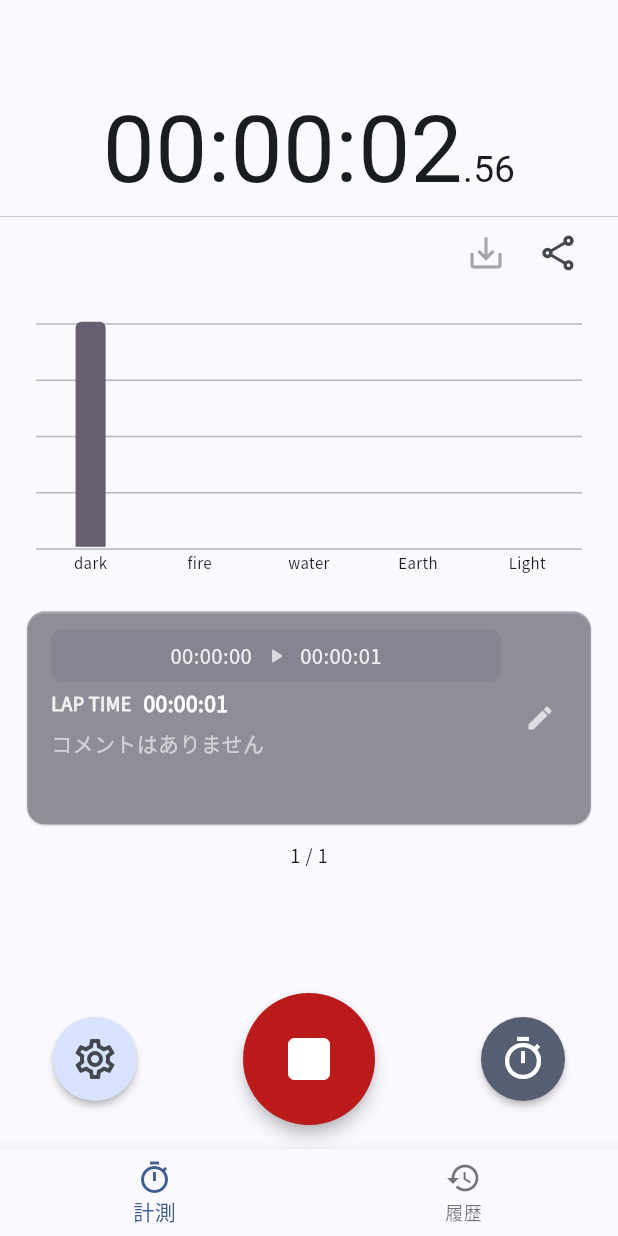
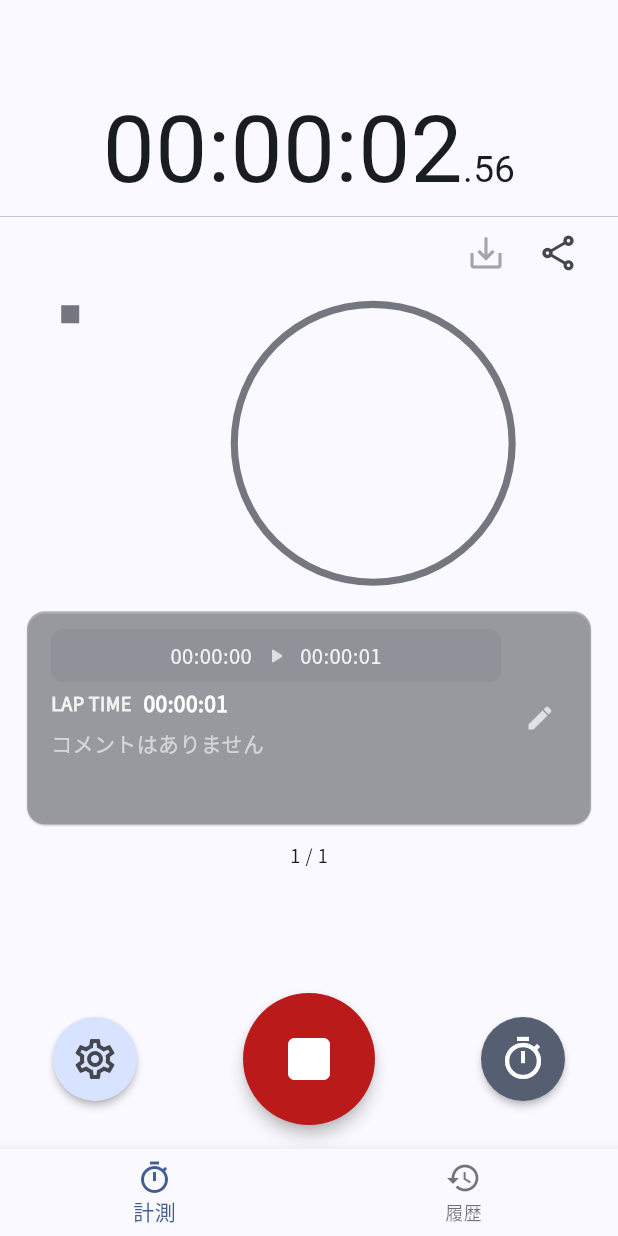
Before and after one commit to kmzk-dev/activity_watch, a Flutter app: the screen it shows after launch, after a tap on the "play arrow" icon, after a tap on the "timer" icon, on a phone screen of 412 x 824 dp. Run offline on Flutter 3.47's test engine with Material 3 defaults, Android fonts, the phone set to English and light mode, and no system bars; our stand-ins replace google_fonts, share_plus, shared_preferences, vibration, visibility_detector; missing offline and left inert: flutter_foreground_task.

Commit message:
feat(chart): Improve log summary chart UI and add dark mode support
This commit introduces several enhancements to the log summary chart (`LogColorSummaryChart`):

- Changed chart type from bar graph to donut chart for improved visibility.
- Updated chart layout to "legend on the left, chart body on the right."
- Improved initial display when no data is present to show all colors equally divided.
- Simplified the legend to display only color keys, removing text labels.
- Made the donut chart's hole size adjustable.
- Modified `colorLabels` to adapt to system theme (light/dark) by only changing `color_constants.dart`.

Additionally, related improvements include:
- Adjusted the default display of `LogCardCarousel` for when no data exists.
- Changed the display for empty comments in `LogCardItem` to be blank.

```diff
--- a/lib/screens/widgets/log_card_carousel.dart
+++ b/lib/screens/widgets/log_card_carousel.dart
@@ -2,10 +2,11 @@
 import 'package:flutter/material.dart';
 import '../../models/log_entry.dart'; // LogEntryモデル
 import 'log_card_item.dart'; // LogCardItemウィジェット
+import '../../theme/color_constants.dart'; // colorLabels をインポート
 
 class LogCardCarousel extends StatelessWidget {
-  final List<LogEntry> logs; // 表示するログのリスト (表示したい順序で渡されることを期待)
-  final Function(int pageViewIndex) onEditLog; // 各ログカードの編集ボタンが押されたときのコールバック
+  final List<LogEntry> logs;
+  final Function(int pageViewIndex) onEditLog;
   final PageController? pageController;
   final Function(int page)? onPageChanged;
 
@@ -22,19 +23,34 @@ class LogCardCarousel extends StatelessWidget {
     final Color listBackgroundColor = Theme.of(context).scaffoldBackgroundColor;
 
     if (logs.isEmpty) {
-      return Center(
+      // データがない場合、ダミーのLogEntryを作成して表示
+      final LogEntry dummyLog = LogEntry(
+        actualSessionStartTime: DateTime(1970), // 固定の過去日時、または DateTime.now()
+        startTime: '前回の時間',
+        endTime: 'ラップした時間',
+        memo: ' ', // メモは空（「なにもないこと」を示す）
+        colorLabelName: colorLabels.keys.isNotEmpty
+            ? colorLabels.keys.first // colorLabelsから最初のキーを使用
+            : 'dark', // colorLabelsが空の場合のフォールバック
+      );
+      dummyLog.calculateDuration(); // duration を 0 に設定
+
+      // PageView.builder内のPaddingと合わせて、単一のカードを表示
+      return Container(
+        color: listBackgroundColor, // 背景色を適用
+        alignment: Alignment.center, // 中央に配置
         child: Padding(
-          padding: const EdgeInsets.all(16.0),
-          child: Text(
-            'NO DATA',
-            style: Theme.of(context).textTheme.bodySmall?.copyWith(
-                  color: Colors.grey[700],
-                ),
+          padding: const EdgeInsets.symmetric(horizontal: 8.0, vertical: 4.0),
+          child: LogCardItem(
+            log: dummyLog,
+            logIndex: -1, // ダミーのインデックス（編集不可を示す）
+            onEdit: (_) {}, // 編集ボタンは何もしない
           ),
         ),
       );
     }
 
+    // データがある場合は、これまで通りPageView.builderで表示
     return Container(
       color: listBackgroundColor,
       child: PageView.builder(
@@ -42,16 +58,12 @@ class LogCardCarousel extends StatelessWidget {
         itemCount: logs.length,
         onPageChanged: onPageChanged,
         itemBuilder: (context, index) {
-          // PageViewのindexは、渡されたlogsリストのindexと一致する。
-          // 呼び出し側(stopwatch_screen.dart)で表示順を制御したリストを渡す。
           final log = logs[index];
-          // onEditLogに渡すindexは、この表示用リストのindex。
-          // 呼び出し側で、このindexを元の_logsリストの実際のindexにマッピングする。
           return Padding(
             padding: const EdgeInsets.symmetric(horizontal: 8.0, vertical: 4.0),
             child: LogCardItem(
               log: log,
-              logIndex: index, // 表示用リストのインデックスを渡す
+              logIndex: index,
               onEdit: onEditLog,
             ),
           );
--- a/lib/screens/widgets/log_color_summary_chart.dart
+++ b/lib/screens/widgets/log_color_summary_chart.dart
@@ -1,8 +1,8 @@
 // lib/screens/widgets/log_color_summary_chart.dart
 import 'package:flutter/material.dart';
-import 'dart:math'; // max関数とmin関数を使用するためにインポート
-import '../../models/log_entry.dart'; // LogEntryモデル
-import '../../theme/color_constants.dart'; // colorLabelsを使用
+import 'dart:math';
+import '../../models/log_entry.dart';
+import '../../theme/color_constants.dart';
 
 class LogColorSummaryChart extends StatelessWidget {
   final List<LogEntry> logs;
@@ -14,7 +14,6 @@ class LogColorSummaryChart extends StatelessWidget {
 
   Map<String, Duration> _calculateColorLabelDurations() {
     final Map<String, Duration> colorDurations = {};
-    // colorLabels からキーを取得して初期化
     for (var labelName in colorLabels.keys) {
       colorDurations[labelName] = Duration.zero;
     }
@@ -23,7 +22,8 @@ class LogColorSummaryChart extends StatelessWidget {
         if (log.duration != null) {
           if (colorDurations.containsKey(log.colorLabelName)) {
             colorDurations[log.colorLabelName] =
-                (colorDurations[log.colorLabelName] ?? Duration.zero) + log.duration!;
+                (colorDurations[log.colorLabelName] ?? Duration.zero) +
+                    log.duration!;
           }
         }
       }
@@ -36,209 +36,142 @@ class LogColorSummaryChart extends StatelessWidget {
       return Duration.zero;
     }
     return logs.fold(
-        Duration.zero, (previousValue, log) => previousValue + (log.duration ?? Duration.zero));
+        Duration.zero,
+        (previousValue, log) =>
+            previousValue + (log.duration ?? Duration.zero));
   }
 
   @override
   Widget build(BuildContext context) {
-    final ThemeData theme = Theme.of(context); // テーマを取得
-    final ColorScheme colorScheme = theme.colorScheme; // カラーキームを取得
-    final TextTheme textTheme = theme.textTheme; // テキストテーマを取得
+    final ThemeData theme = Theme.of(context);
+    final ColorScheme colorScheme = theme.colorScheme;
+    final TextTheme textTheme = theme.textTheme;
+    final Color chartBackgroundColor = theme.canvasColor;
 
-    final Map<String, Duration> colorLabelDurations = _calculateColorLabelDurations();
-    final Duration totalSessionDuration = _calculateTotalSessionDuration();
-    final double totalSessionDurationInSeconds = totalSessionDuration.inSeconds > 0 ? totalSessionDuration.inSeconds.toDouble() : 1.0;
+    Map<String, Duration> displayColorDurations;
+    Duration displayTotalSessionDuration;
 
-    const double initialMinBarHeight = 2.0;
+    Map<String, Duration> actualColorDurations = _calculateColorLabelDurations();
+    Duration actualTotalSessionDuration = _calculateTotalSessionDuration();
+
+    if (logs.isEmpty || actualTotalSessionDuration.inSeconds == 0) {
+      if (colorLabels.isEmpty) {
+        return Center(
+          child: Padding(
+            padding: const EdgeInsets.all(16.0),
+            child: Text(
+              '色定義がありません',
+              style: textTheme.bodyMedium?.copyWith(color: colorScheme.onSurfaceVariant),
+            ),
+          ),
+        );
+      }
+      displayColorDurations = {};
+      const Duration equalShareDuration = Duration(seconds: 1);
+      int numberOfColors = 0;
+      for (var labelName in colorLabels.keys) {
+        displayColorDurations[labelName] = equalShareDuration;
+        numberOfColors++;
+      }
+      displayTotalSessionDuration = Duration(seconds: numberOfColors * equalShareDuration.inSeconds);
+      if (displayTotalSessionDuration.inSeconds == 0 && numberOfColors > 0) {
+          displayTotalSessionDuration = const Duration(seconds: 1);
+      }
+    } else {
+      displayColorDurations = actualColorDurations;
+      displayTotalSessionDuration = actualTotalSessionDuration;
+    }
+
+    final List<MapEntry<String, Duration>> validEntries = displayColorDurations
+        .entries
+        .where((entry) => entry.value.inSeconds > 0)
+        .toList();
+
+    if (displayTotalSessionDuration.inSeconds == 0 || (colorLabels.isNotEmpty && validEntries.isEmpty)) {
+      return Center(
+        child: Padding(
+          padding: const EdgeInsets.all(16.0),
+          child: Text(
+            '表示するデータがありません (期間0またはエントリなし)',
+            style: textTheme.bodyMedium?.copyWith(color: colorScheme.onSurfaceVariant),
+          ),
+        ),
+      );
+    }
 
     return LayoutBuilder(
       builder: (context, constraints) {
-        final double totalAvailableHeight = constraints.maxHeight;
-        List<Widget> chartItems = [];
+        final double availableHeight = constraints.maxHeight;
 
-        final double widgetVerticalMargin = 8.0 * 2;
-        final double heightAfterWidgetMargin = max(0, totalAvailableHeight - widgetVerticalMargin);
+        return Padding(
+          padding: const EdgeInsets.symmetric(horizontal: 8.0, vertical: 8.0),
+          child: Row(
+            crossAxisAlignment: CrossAxisAlignment.center,
+            children: <Widget>[
+              // 左側: 凡例 (色付きの四角のみ)
+              Expanded(
+                flex: 1, // 凡例エリアの幅を少し狭く調整 (例: flex 1)
+                child: Container(
+                  height: availableHeight,
+                  child: ListView.builder(
+                    itemCount: validEntries.length,
+                    itemBuilder: (context, index) {
+                      final entry = validEntries[index];
+                      final String labelName = entry.key; // labelName は色の取得に必要
+                      final Color color = colorLabels[labelName] ?? Colors.grey;
 
-        final double containerInternalVerticalPadding = 8.0 * 2;
-        final double stackAreaHeight = max(0, heightAfterWidgetMargin - containerInternalVerticalPadding);
-
-        const double labelTextSize = 10.0;
-        final textPainter = TextPainter(
-          text: TextSpan(text: "X", style: TextStyle(fontSize: labelTextSize, color: textTheme.bodySmall?.color)),
-          textDirection: Directionality.of(context),
-          textScaler: MediaQuery.textScalerOf(context),
-        )..layout(minWidth: 0, maxWidth: double.infinity);
-        final double actualLabelTextHeight = textPainter.size.height;
-
-        const double paddingBelowBar = 4.0;
-        final double nonBarElementsHeight = actualLabelTextHeight + paddingBelowBar;
-        final double safetyBuffer = 8.0;
-
-        final bool canShowLabelAndPadding = stackAreaHeight >= (nonBarElementsHeight + initialMinBarHeight + safetyBuffer);
-
-        double maxBarHeight; // バーが取りうる最大の高さ
-        if (canShowLabelAndPadding) {
-          maxBarHeight = stackAreaHeight - nonBarElementsHeight - safetyBuffer;
-        } else {
-          maxBarHeight = stackAreaHeight - safetyBuffer;
-        }
-        maxBarHeight = max(0, maxBarHeight);
-
-        if (logs.isEmpty) {
-          // colorLabels はユーザー定義の色なので、そのまま使用
-          colorLabels.forEach((labelName, defaultColor) {
-            chartItems.add(
-              Expanded(
-                child: Padding(
-                  padding: const EdgeInsets.symmetric(horizontal: 2.0),
-                  child: Column(
-                    mainAxisAlignment: MainAxisAlignment.end,
-                    children: <Widget>[
-                      Container(
-                        width: 20.0,
-                        height: initialMinBarHeight, // 初期表示のバーの高さ
-                        decoration: BoxDecoration(
-                          // 修正: ログがない場合のバーの色。テーマのアクセントカラーや無効化された色などを検討
-                          // defaultColor は colorLabels からの色なので、ここではそれを薄くして使用。
-                          // よりテーマに合わせるなら、colorScheme.surfaceVariant や theme.disabledColor などを使用。
-                          color: defaultColor.withAlpha((255 * 0.3).round()), // ★修正: withOpacity(0.3) から変更 (alpha: 77)
-                          // color: colorScheme.surfaceVariant.withAlpha((255 * 0.5).round()), // テーマに合わせた代替案 (alpha: 128)
-                          borderRadius: const BorderRadius.only(
-                            topLeft: Radius.circular(4.0),
-                            topRight: Radius.circular(4.0),
-                          ),
+                      return Padding(
+                        padding: const EdgeInsets.symmetric(vertical: 3.0), // アイテム間の上下の余白
+                        child: Row( // 中央揃えのため、Rowでラップすることも検討
+                          mainAxisAlignment: MainAxisAlignment.center, // 四角を中央に
+                          children: [
+                            Container(
+                              width: 12, // 四角の幅
+                              height: 12, // 四角の高さ
+                              decoration: BoxDecoration(
+                                color: color,
+                                shape: BoxShape.rectangle, // または BoxShape.circle
+                                // borderRadius: BorderRadius.circular(2.0), // 四角の場合
+                              ),
+                            ),
+                          ],
                         ),
-                      ),
-                      if (canShowLabelAndPadding) ...[
-                        const SizedBox(height: paddingBelowBar),
-                        Text(
-                          labelName,
-                          style: TextStyle(
-                            fontSize: labelTextSize,
-                            // 修正: ログがない場合のラベルテキストの色。textThemeの補助的な色を使用。
-                            color: textTheme.bodySmall?.color?.withAlpha((255 * 0.7).round()) ?? colorScheme.onSurface.withAlpha((255 * 0.7).round()), // ★修正: withOpacity(0.7) から変更 (alpha: 179)
-                          ),
-                          textAlign: TextAlign.center,
-                          overflow: TextOverflow.ellipsis,
-                          maxLines: 1,
-                        ),
-                      ]
-                    ],
+                      );
+                    },
                   ),
                 ),
               ),
-            );
-          });
-        } else {
-          // colorLabels はユーザー定義の色なので、そのまま使用
-          colorLabels.forEach((labelName, defaultColor) {
-            final Duration duration = colorLabelDurations[labelName] ?? Duration.zero;
-            // barColor は colorLabels からの色なので、そのまま使用
-            final Color barColor = defaultColor;
+              const SizedBox(width: 8), // 凡例とグラフの間のスペースを少し調整
 
-            final double barHeightRatio = totalSessionDurationInSeconds > 0 && duration.inSeconds > 0
-                ? (duration.inSeconds / totalSessionDurationInSeconds)
-                : 0.0;
-
-            double finalBarHeight = maxBarHeight * barHeightRatio;
-
-            if (duration.inSeconds > 0 && finalBarHeight < initialMinBarHeight && maxBarHeight >= initialMinBarHeight) {
-              finalBarHeight = initialMinBarHeight;
-            } else if (duration.inSeconds == 0 && logs.isNotEmpty) {
-                 finalBarHeight = 0;
-            }
-            finalBarHeight = max(0, min(finalBarHeight, maxBarHeight));
-
-            chartItems.add(
+              // 右側: 円グラフ
               Expanded(
-                child: Padding(
-                  padding: const EdgeInsets.symmetric(horizontal: 2.0),
-                  child: Column(
-                    mainAxisAlignment: MainAxisAlignment.end,
-                    children: <Widget>[
-                      Container(
-                        width: 20.0,
-                        height: finalBarHeight,
-                        decoration: BoxDecoration(
-                          color: barColor, // colorLabels の色をそのまま使用
-                          borderRadius: const BorderRadius.only(
-                            topLeft: Radius.circular(4.0),
-                            topRight: Radius.circular(4.0),
+                flex: 4, // グラフエリアの幅を少し広く調整 (例: flex 4)
+                child: Container(
+                  height: availableHeight,
+                  child: LayoutBuilder(
+                    builder: (context, chartConstraints) {
+                      final double chartDiameter = min(chartConstraints.maxWidth, chartConstraints.maxHeight);
+                      if (chartDiameter <= 10) {
+                        return const SizedBox.shrink();
+                      }
+                      return Center(
+                        child: SizedBox(
+                          width: chartDiameter,
+                          height: chartDiameter,
+                          child: CustomPaint(
+                            painter: PieChartPainter(
+                              colorDurations: displayColorDurations,
+                              totalDuration: displayTotalSessionDuration,
+                              colorMapping: colorLabels,
+                              backgroundColor: chartBackgroundColor,
+                              holeRadiusRatio: 0.95,
+                            ),
                           ),
                         ),
-                      ),
-                      if (canShowLabelAndPadding) ...[
-                        const SizedBox(height: paddingBelowBar),
-                        Text(
-                          labelName,
-                          style: TextStyle(
-                            fontSize: labelTextSize,
-                            // 修正: ログがある場合のラベルテキストの色。textTheme の標準的な色を使用。
-                            color: textTheme.bodySmall?.color ?? colorScheme.onSurface,
-                          ),
-                          textAlign: TextAlign.center,
-                          overflow: TextOverflow.ellipsis,
-                          maxLines: 1,
-                        ),
-                      ]
-                    ],
+                      );
+                    },
                   ),
                 ),
-              ),
-            );
-          });
-        }
-
-        List<Widget> gridLines = [];
-        // --- 罫線描画ロジック ---
-        double gridLineDrawingAreaHeight;
-        double gridLineBottomOffsetAnchor;
-
-        if (canShowLabelAndPadding) {
-            gridLineDrawingAreaHeight = stackAreaHeight - nonBarElementsHeight - safetyBuffer;
-            gridLineBottomOffsetAnchor = nonBarElementsHeight;
-        } else {
-            gridLineDrawingAreaHeight = stackAreaHeight - safetyBuffer;
-            gridLineBottomOffsetAnchor = 0;
-        }
-        gridLineDrawingAreaHeight = max(0, gridLineDrawingAreaHeight);
-
-        if (gridLineDrawingAreaHeight < 4.0 && stackAreaHeight > safetyBuffer + 4.0) {
-             gridLineDrawingAreaHeight = 4.0;
-        }
-
-        if (gridLineDrawingAreaHeight > 1.0) {
-            for (int i = 0; i <= 4; i++) {
-                double relativeOffset = (gridLineDrawingAreaHeight / 4) * i;
-                double bottomOffset = gridLineBottomOffsetAnchor + relativeOffset;
-
-                if (bottomOffset <= stackAreaHeight - safetyBuffer + 0.5 && bottomOffset >= gridLineBottomOffsetAnchor -0.5) {
-                    gridLines.add(
-                        Positioned(
-                        bottom: bottomOffset,
-                        left: 0,
-                        right: 0,
-                        child: Container(
-                            height: 1.0,
-                            // 修正: 罫線の色。テーマの区切り線色 (dividerColor) や薄いグレーを使用。
-                            color: theme.dividerColor.withAlpha((255 * 0.5).round()), // ★修正: withOpacity(0.5) から変更 (alpha: 128)
-                            // color: Colors.grey[300], // 修正前: ハードコードされたグレー
-                        ),
-                        ),
-                    );
-                }
-            }
-        }
-
-        return Container(
-          margin: EdgeInsets.symmetric(horizontal: 16.0, vertical: widgetVerticalMargin / 2),
-          padding: EdgeInsets.all(containerInternalVerticalPadding / 2),
-          child: Stack(
-            children: [
-              ...gridLines,
-              Row(
-                crossAxisAlignment: CrossAxisAlignment.end,
-                children: chartItems,
               ),
             ],
           ),
@@ -247,3 +180,55 @@ class LogColorSummaryChart extends StatelessWidget {
     );
   }
 }
+
+class PieChartPainter extends CustomPainter {
+  final Map<String, Duration> colorDurations;
+  final Duration totalDuration;
+  final Map<String, Color> colorMapping;
+  final Color backgroundColor;
+  final double holeRadiusRatio;
+
+  PieChartPainter({
+    required this.colorDurations,
+    required this.totalDuration,
+    required this.colorMapping,
+    required this.backgroundColor,
+    this.holeRadiusRatio = 0.9,
+  });
+
+  @override
+  void paint(Canvas canvas, Size size) {
+    if (totalDuration.inSeconds == 0) return;
+
+    double startAngle = -pi / 2;
+
+    final Paint sectionPaint = Paint()..style = PaintingStyle.fill;
+    final Rect rect = Rect.fromLTWH(0, 0, size.width, size.height);
+
+    colorDurations.forEach((labelName, duration) {
+      if (duration.inSeconds > 0) {
+        final double sweepAngle = (duration.inSeconds / totalDuration.inSeconds) * 2 * pi;
+        sectionPaint.color = colorMapping[labelName] ?? Colors.grey;
+        canvas.drawArc(rect, startAngle, sweepAngle, true, sectionPaint);
+        startAngle += sweepAngle;
+      }
+    });
+
+    if (holeRadiusRatio > 0.0 && holeRadiusRatio < 1.0) {
+      final double holeRadius = (size.width / 2) * holeRadiusRatio;
+      if (holeRadius > 0) {
+        final Paint holePaint = Paint()..color = backgroundColor;
+        canvas.drawCircle(Offset(size.width / 2, size.height / 2), holeRadius, holePaint);
+      }
+    }
+  }
+
+  @override
+  bool shouldRepaint(covariant PieChartPainter oldDelegate) {
+    return oldDelegate.colorDurations != colorDurations ||
+           oldDelegate.totalDuration != totalDuration ||
+           oldDelegate.colorMapping != colorMapping ||
+           oldDelegate.backgroundColor != backgroundColor ||
+           oldDelegate.holeRadiusRatio != holeRadiusRatio;
+  }
+}
--- a/lib/theme/color_constants.dart
+++ b/lib/theme/color_constants.dart
@@ -1,15 +1,33 @@
 // lib/theme/color_constants.dart
+import 'package:flutter/material.dart';
+import 'package:flutter/scheduler.dart'; // SchedulerBinding を使用するためにインポート
+import '../theme.dart'; // MaterialTheme とそのスキーム定義をインポート
 
-import 'package:flutter/material.dart';
+Map<String, Color> get colorLabels {
+  // 現在のプラットフォームの明るさを取得
+  // 注意: これはアプリがテーマモードをオーバーライドしている場合には追従しません。
+  // アプリのテーマがシステム追従であれば、これで問題ありません。
+  final Brightness platformBrightness = SchedulerBinding.instance.platformDispatcher.platformBrightness;
 
-// ログのカテゴリ別ラベルカラー (既存の定義)
-// こちらも新しいパレットに合わせて調整するか、既存のままにするか検討が必要です。
-// 例として、一部新しいパレットの色を参照するように変更しています。
-const Map<String, Color> colorLabels = {
-  'dark': Color.fromARGB(255, 102, 93, 112), // デフォルトの色をパレットのParagraphに
-  // 以下は従来の定義例 (必要に応じて調整)
-  'fire': Color.fromARGB(255, 206, 26, 26), // より明確な赤など
-  'water': Color.fromARGB(255, 88, 107, 177),
-  'Earth': Color.fromARGB(255, 69, 134, 92),
-  'Light': Color.fromARGB(255, 146, 125, 2),
-};
+  if (platformBrightness == Brightness.dark) {
+    // ダークモード時の色定義
+    final darkScheme = MaterialTheme.darkScheme(); // lib/theme.dart からダークスキームを取得
+    return {
+      'dark': darkScheme.outline,
+      'fire': darkScheme.error,
+      'water': darkScheme.primary,
+      'Earth': darkScheme.tertiaryContainer,
+      'Light': darkScheme.secondary,
+    };
+  } else {
+    // ライトモード時の色定義
+    final lightScheme = MaterialTheme.lightScheme();
+    return {
+      'dark': lightScheme.outline,
+      'fire': lightScheme.error,
+      'water': lightScheme.primary,
+      'Earth': lightScheme.tertiaryContainer,
+      'Light': lightScheme.secondary,
+    };
+  }
+}
```
